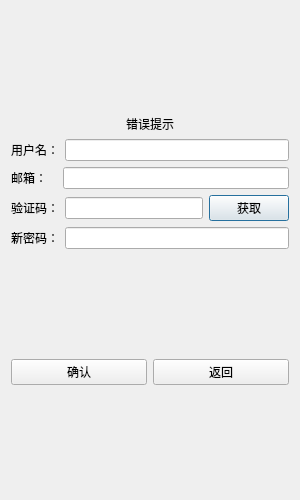
Qt form QTClient/resetdialog.ui (Encounter005/TinyChat) before a commit.
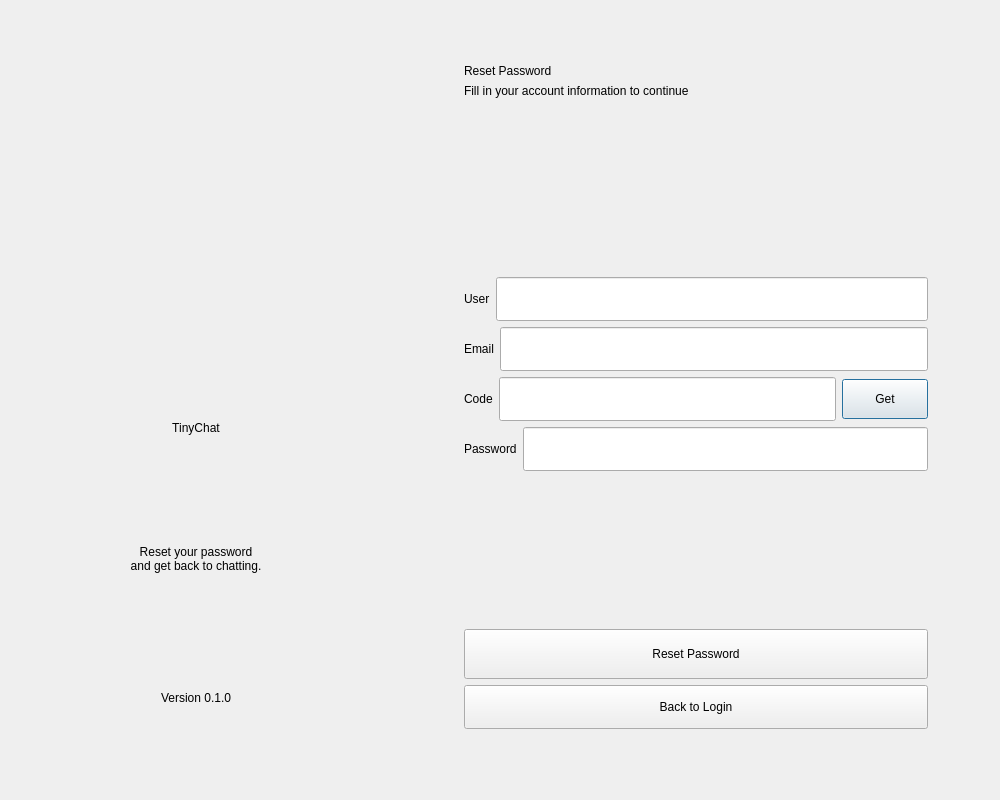
The same form after that commit. Icons and pictures are not drawn.

Patch:
```diff
--- a/QTClient/resetdialog.ui
+++ b/QTClient/resetdialog.ui
@@ -6,35 +6,170 @@
    <rect>
     <x>0</x>
     <y>0</y>
-    <width>300</width>
-    <height>500</height>
+    <width>1000</width>
+    <height>800</height>
    </rect>
   </property>
   <property name="minimumSize">
    <size>
-    <width>300</width>
-    <height>500</height>
+    <width>1000</width>
+    <height>800</height>
    </size>
   </property>
   <property name="maximumSize">
    <size>
-    <width>300</width>
-    <height>500</height>
+    <width>1000</width>
+    <height>800</height>
    </size>
   </property>
   <property name="windowTitle">
    <string>Dialog</string>
   </property>
-  <layout class="QVBoxLayout" name="verticalLayout_2">
+  <layout class="QHBoxLayout" name="horizontalLayout_root">
+   <property name="spacing">
+    <number>0</number>
+   </property>
+   <property name="leftMargin">
+    <number>0</number>
+   </property>
+   <property name="topMargin">
+    <number>0</number>
+   </property>
+   <property name="rightMargin">
+    <number>0</number>
+   </property>
+   <property name="bottomMargin">
+    <number>0</number>
+   </property>
    <item>
-    <spacer name="verticalSpacer_3">
+    <widget class="QWidget" name="auth_left_panel" native="true">
+     <layout class="QVBoxLayout" name="verticalLayout_left">
+      <property name="leftMargin">
+       <number>56</number>
+      </property>
+      <property name="topMargin">
+       <number>72</number>
+      </property>
+      <property name="rightMargin">
+       <number>56</number>
+      </property>
+      <property name="bottomMargin">
+       <number>40</number>
+      </property>
+      <item>
+       <spacer name="verticalSpacer_left_top">
+        <property name="orientation">
+         <enum>Qt::Orientation::Vertical</enum>
+        </property>
+       </spacer>
+      </item>
+      <item>
+       <widget class="QLabel" name="auth_left_image">
+        <property name="minimumSize">
+         <size>
+          <width>280</width>
+          <height>280</height>
+         </size>
+        </property>
+        <property name="maximumSize">
+         <size>
+          <width>280</width>
+          <height>280</height>
+         </size>
+        </property>
+        <property name="text">
+         <string/>
+        </property>
+        <property name="pixmap">
+         <pixmap resource="resources.qrc">:/img/head.png</pixmap>
+        </property>
+        <property name="scaledContents">
+         <bool>true</bool>
+        </property>
+        <property name="alignment">
+         <set>Qt::AlignmentFlag::AlignCenter</set>
+        </property>
+       </widget>
+      </item>
+      <item>
+       <widget class="QLabel" name="brand_title">
+        <property name="text">
+         <string>TinyChat</string>
+        </property>
+        <property name="alignment">
+         <set>Qt::AlignmentFlag::AlignCenter</set>
+        </property>
+       </widget>
+      </item>
+      <item>
+       <widget class="QLabel" name="brand_subtitle">
+        <property name="text">
+         <string>Reset your password
+and get back to chatting.</string>
+        </property>
+        <property name="alignment">
+         <set>Qt::AlignmentFlag::AlignCenter</set>
+        </property>
+       </widget>
+      </item>
+      <item>
+       <spacer name="verticalSpacer_left_bottom">
+        <property name="orientation">
+         <enum>Qt::Orientation::Vertical</enum>
+        </property>
+       </spacer>
+      </item>
+      <item>
+       <widget class="QLabel" name="brand_version">
+        <property name="text">
+         <string>Version 0.1.0</string>
+        </property>
+        <property name="alignment">
+         <set>Qt::AlignmentFlag::AlignCenter</set>
+        </property>
+       </widget>
+      </item>
+     </layout>
+    </widget>
+   </item>
+   <item>
+    <widget class="QWidget" name="auth_right_panel" native="true">
+     <layout class="QVBoxLayout" name="verticalLayout_right">
+      <property name="leftMargin">
+       <number>72</number>
+      </property>
+      <property name="topMargin">
+       <number>64</number>
+      </property>
+      <property name="rightMargin">
+       <number>72</number>
+      </property>
+      <property name="bottomMargin">
+       <number>64</number>
+      </property>
+      <item>
+       <widget class="QLabel" name="title_label">
+        <property name="text">
+         <string>Reset Password</string>
+        </property>
+       </widget>
+      </item>
+      <item>
+       <widget class="QLabel" name="desc_label">
+        <property name="text">
+         <string>Fill in your account information to continue</string>
+        </property>
+       </widget>
+      </item>
+      <item>
+       <spacer name="verticalSpacer_right_top">
      <property name="orientation">
       <enum>Qt::Orientation::Vertical</enum>
      </property>
      <property name="sizeHint" stdset="0">
       <size>
        <width>20</width>
-       <height>40</height>
+          <height>10</height>
       </size>
      </property>
     </spacer>
@@ -42,7 +177,7 @@
    <item>
     <widget class="QLabel" name="error_tip">
      <property name="text">
-      <string>错误提示</string>
+         <string/>
      </property>
      <property name="alignment">
       <set>Qt::AlignmentFlag::AlignCenter</set>
@@ -50,114 +185,155 @@
     </widget>
    </item>
    <item>
-    <layout class="QHBoxLayout" name="horizontalLayout">
+       <layout class="QHBoxLayout" name="horizontalLayout_user">
      <item>
       <widget class="QLabel" name="user_label">
        <property name="text">
-        <string>用户名：</string>
+           <string>User</string>
        </property>
       </widget>
      </item>
      <item>
-      <widget class="QLineEdit" name="user_edit"/>
+         <widget class="QLineEdit" name="user_edit">
+          <property name="minimumSize">
+           <size>
+            <width>0</width>
+            <height>44</height>
+           </size>
+          </property>
+         </widget>
      </item>
     </layout>
    </item>
    <item>
-    <layout class="QHBoxLayout" name="horizontalLayout_2">
+       <layout class="QHBoxLayout" name="horizontalLayout_email">
      <item>
       <widget class="QLabel" name="email_label">
        <property name="text">
-        <string>邮箱：   </string>
+           <string>Email</string>
        </property>
       </widget>
      </item>
      <item>
-      <widget class="QLineEdit" name="email_edit"/>
+         <widget class="QLineEdit" name="email_edit">
+          <property name="minimumSize">
+           <size>
+            <width>0</width>
+            <height>44</height>
+           </size>
+          </property>
+         </widget>
      </item>
     </layout>
    </item>
    <item>
-    <layout class="QHBoxLayout" name="horizontalLayout_3">
+       <layout class="QHBoxLayout" name="horizontalLayout_code">
      <item>
       <widget class="QLabel" name="varify_code_label">
        <property name="text">
-        <string>验证码：</string>
+           <string>Code</string>
        </property>
       </widget>
      </item>
      <item>
-      <widget class="QLineEdit" name="varify_code_edit"/>
+         <widget class="QLineEdit" name="varify_code_edit">
+          <property name="minimumSize">
+           <size>
+            <width>0</width>
+            <height>44</height>
+           </size>
+          </property>
+         </widget>
      </item>
      <item>
       <widget class="QPushButton" name="varify_code_btn">
+          <property name="minimumSize">
+           <size>
+            <width>86</width>
+            <height>40</height>
+           </size>
+          </property>
        <property name="text">
-        <string>获取</string>
+           <string>Get</string>
        </property>
       </widget>
      </item>
     </layout>
    </item>
    <item>
-    <layout class="QHBoxLayout" name="horizontalLayout_4">
+       <layout class="QHBoxLayout" name="horizontalLayout_pwd">
      <item>
       <widget class="QLabel" name="pwd_edit">
        <property name="text">
-        <string>新密码：</string>
+           <string>Password</string>
        </property>
       </widget>
      </item>
      <item>
-      <widget class="QLineEdit" name="new_pwd_edit"/>
+         <widget class="QLineEdit" name="new_pwd_edit">
+          <property name="minimumSize">
+           <size>
+            <width>0</width>
+            <height>44</height>
+           </size>
+          </property>
+         </widget>
      </item>
     </layout>
    </item>
    <item>
-    <spacer name="verticalSpacer_2">
+       <spacer name="verticalSpacer_right_mid">
      <property name="orientation">
       <enum>Qt::Orientation::Vertical</enum>
      </property>
      <property name="sizeHint" stdset="0">
       <size>
        <width>20</width>
-       <height>40</height>
+          <height>18</height>
       </size>
      </property>
     </spacer>
    </item>
-   <item>
-    <layout class="QHBoxLayout" name="horizontalLayout_5">
      <item>
       <widget class="QPushButton" name="confirm_btn">
+        <property name="minimumSize">
+         <size>
+          <width>0</width>
+          <height>50</height>
+         </size>
+        </property>
        <property name="text">
-        <string>确认</string>
+         <string>Reset Password</string>
        </property>
       </widget>
      </item>
      <item>
       <widget class="QPushButton" name="return_btn">
+        <property name="minimumSize">
+         <size>
+          <width>0</width>
+          <height>44</height>
+         </size>
+        </property>
        <property name="text">
-        <string>返回</string>
-       </property>
-      </widget>
-     </item>
-    </layout>
+         <string>Back to Login</string>
+        </property>
+       </widget>
    </item>
    <item>
-    <spacer name="verticalSpacer">
+       <spacer name="verticalSpacer_right_bottom">
      <property name="orientation">
       <enum>Qt::Orientation::Vertical</enum>
      </property>
-     <property name="sizeHint" stdset="0">
-      <size>
-       <width>20</width>
-       <height>40</height>
-      </size>
-     </property>
     </spacer>
    </item>
   </layout>
  </widget>
- <resources/>
+   </item>
+  </layout>
+ </widget>
+ <resources>
+  <include location="resources.qrc"/>
+ </resources>
  <connections/>
 </ui>
```
Left out of the diff: 2 changed lines with no effect on the pictures. Lines whose indentation alone changed are shown as unchanged.
